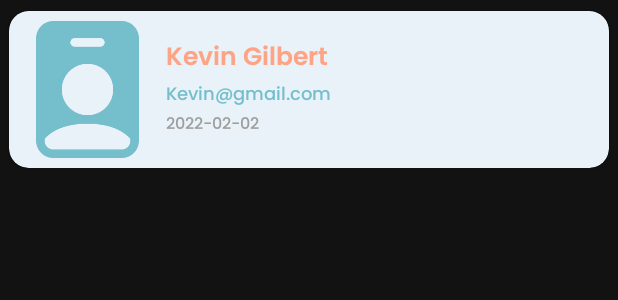
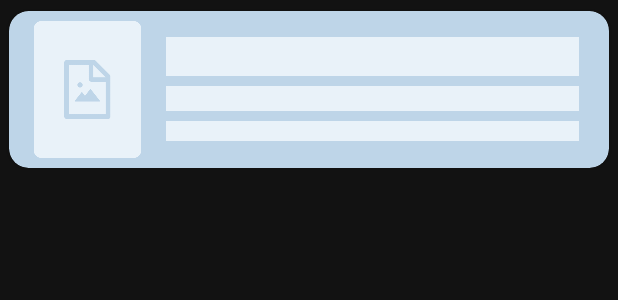
Before and after one commit to KEVINGILBERTTODING/MySpreadSheet-App, an Android app: the layout item_list_template.xml on its own in the app's theme, with its tools: preview values and no code run, on a phone screen of 412 x 824 dp. Shown: the top 300 px of the screen. Run offline under Robolectric (Android 15) with nearby library versions, the phone set to English and light mode, and no system bars.

Commit message:
fix shimmer recycler view :cake: :ice_cream:

```diff
--- a/app/src/main/res/layout/activity_dashboard.xml
+++ b/app/src/main/res/layout/activity_dashboard.xml
@@ -68,9 +68,9 @@
 
             <androidx.swiperefreshlayout.widget.SwipeRefreshLayout
                 android:id="@+id/swipe"
-                android:layout_below="@id/tv2"
                 android:layout_width="match_parent"
                 android:layout_height="match_parent"
+                android:layout_below="@id/tv2"
                 android:layout_marginTop="@dimen/_5sdp"
                 android:textSize="@dimen/_8sdp">
 
@@ -82,7 +82,7 @@
                     android:orientation="vertical"
                     app:layoutManager="androidx.recyclerview.widget.LinearLayoutManager"
                     app:shimmer_recycler_item_count="10"
-                app:shimmer_recycler_layout="@layout/item_list" />
+                    app:shimmer_recycler_layout="@layout/item_list_template" />
 
             </androidx.swiperefreshlayout.widget.SwipeRefreshLayout>
 
--- a/app/src/main/res/layout/item_list_template.xml
+++ b/app/src/main/res/layout/item_list_template.xml
@@ -9,7 +9,7 @@
         android:layout_height="wrap_content"
         app:cardCornerRadius="@dimen/_10sdp"
         app:cardUseCompatPadding="true"
-        app:cardBackgroundColor="@color/font"
+        app:cardBackgroundColor="@color/card2"
 
         >
         <RelativeLayout
@@ -23,28 +23,31 @@
                 android:id="@+id/img_profile"
                 android:layout_width="@dimen/_70sdp"
                 android:layout_height="@dimen/_70sdp"
-                android:layout_marginRight="@dimen/_5sdp"
-                android:src="@drawable/profile" />
+                android:src="@drawable/img_template"
+                android:layout_marginRight="@dimen/_5sdp" />
 
             <TextView
                 android:id="@+id/tv_nama"
                 android:layout_width="match_parent"
-                android:layout_height="wrap_content"
+                android:layout_height="@dimen/_20sdp"
                 android:layout_marginTop="@dimen/_8sdp"
+                android:layout_marginRight="@dimen/_10sdp"
                 android:layout_toRightOf="@id/img_profile"
+                android:background="@color/font"
                 android:fontFamily="@font/popsem"
-                android:text="Kevin Gilbert"
                 android:textColor="@color/background"
                 android:textSize="@dimen/_13sdp" />
 
             <TextView
                 android:id="@+id/tv_email"
                 android:layout_width="match_parent"
-                android:layout_height="wrap_content"
+                android:layout_height="@dimen/_13sdp"
                 android:layout_below="@+id/tv_nama"
+                android:layout_marginTop="@dimen/_5sdp"
                 android:layout_toRightOf="@id/img_profile"
+                android:background="@color/font"
+                android:layout_marginRight="@dimen/_10sdp"
                 android:fontFamily="@font/popmed"
-                android:text="Kevin@gmail.com"
                 android:textColor="@color/main"
                 android:textSize="@dimen/_9sdp" />
             <TextView
@@ -65,11 +68,13 @@
             <TextView
                 android:id="@+id/tv_time"
                 android:layout_width="match_parent"
-                android:layout_height="wrap_content"
+                android:layout_height="@dimen/_10sdp"
                 android:layout_below="@id/tv_email"
+                android:layout_marginTop="@dimen/_5sdp"
+                android:layout_marginRight="@dimen/_10sdp"
                 android:layout_toRightOf="@id/img_profile"
+                android:background="@color/font"
                 android:fontFamily="@font/popmed"
-                android:text="2022-02-02"
                 android:textColor="#9D9D9B"
                 android:textSize="@dimen/_8sdp" />
 
--- a/app/src/main/res/values/colors.xml
+++ b/app/src/main/res/values/colors.xml
@@ -12,6 +12,9 @@
     <color name="search">#FFB59B</color>
     <color name="font">#E9F2F9</color>
     <color name="gray">#9D9D9B</color>
+    <color name="card2">#BED5E8</color>
+
+
 
 
 
```
Also changed, not shown: app/build.gradle (+7 -0 lines), app/src/main/java/com/example/spreadsheet/DashboardActivity.java (+18 -0 lines), app/src/main/res/drawable/img_template.png (added). Lines whose indentation alone changed are shown as unchanged.
